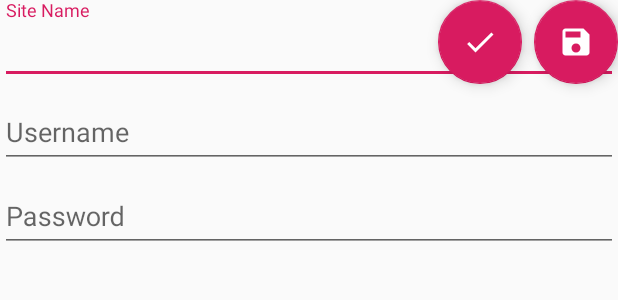
After one commit to grey-codes/PWman, an Android app: the layout fragment_edit.xml on its own in the app's theme, with its tools: preview values and no code run, on a phone screen of 412 x 824 dp. The commit adds this screen. Shown: the top 300 px of the screen. Run offline under Robolectric (Android 15) with nearby library versions, the phone set to English and light mode, and no system bars.

Commit message:
Fragment_edit and EditFragment

```diff
--- /dev/null
+++ b/app/src/main/res/layout/fragment_edit.xml
@@ -0,0 +1,75 @@
+<?xml version="1.0" encoding="utf-8"?>
+<FrameLayout
+    xmlns:android="http://schemas.android.com/apk/res/android"
+    xmlns:app="http://schemas.android.com/apk/res-auto"
+    android:layout_width="match_parent"
+    android:layout_height="match_parent">
+
+    <android.support.design.widget.FloatingActionButton
+        android:id="@+id/floatingActionButton"
+        android:layout_width="wrap_content"
+        android:layout_height="wrap_content"
+        android:layout_gravity="top|end"
+        android:layout_weight="1"
+        android:clickable="true"
+        app:srcCompat="@drawable/ic_save_black_24dp" />
+
+    <android.support.design.widget.FloatingActionButton
+        android:id="@+id/floatingActionButton2"
+        android:layout_width="wrap_content"
+        android:layout_height="wrap_content"
+        android:clickable="true"
+        android:layout_gravity="top|end"
+        android:layout_marginEnd="64dp"
+        app:srcCompat="@drawable/ic_check_black_24dp" />
+
+    <LinearLayout
+        android:layout_width="match_parent"
+        android:layout_height="match_parent"
+        android:orientation="vertical">
+
+
+        <android.support.design.widget.TextInputLayout
+            android:layout_width="match_parent"
+            android:layout_height="wrap_content"
+            android:id="@+id/siteText">
+
+            <android.support.design.widget.TextInputEditText
+                android:id="@+id/editText3"
+                android:layout_width="match_parent"
+                android:layout_height="wrap_content"
+                android:hint="Site Name" />
+
+        </android.support.design.widget.TextInputLayout>
+
+
+        <android.support.design.widget.TextInputLayout
+            android:layout_width="match_parent"
+            android:layout_height="wrap_content"
+            android:id="@+id/usernameText">
+
+            <android.support.design.widget.TextInputEditText
+                android:id="@+id/editText"
+                android:layout_width="match_parent"
+                android:layout_height="wrap_content"
+                android:hint="Username" />
+        </android.support.design.widget.TextInputLayout>
+
+
+
+        <android.support.design.widget.TextInputLayout
+            android:layout_width="match_parent"
+            android:layout_height="wrap_content"
+            android:id="@+id/passwordText">
+
+            <android.support.design.widget.TextInputEditText
+                android:id="@+id/editText2"
+                android:layout_width="match_parent"
+                android:layout_height="wrap_content"
+                android:hint="Password" />
+        </android.support.design.widget.TextInputLayout>
+
+
+    </LinearLayout>
+
+</FrameLayout>
```
Also changed, not shown: app/src/main/java/com/grey/termproject/EditFragment.java (added, +70 -0 lines), app/src/main/java/com/grey/termproject/MainActivity.java (+21 -1 lines), app/src/main/java/com/grey/termproject/PasswordDataBaseHelper.java (deleted, +0 -37 lines), app/src/main/java/com/grey/termproject/data/PasswordDatabaseHelper.java (+7 -5 lines).
